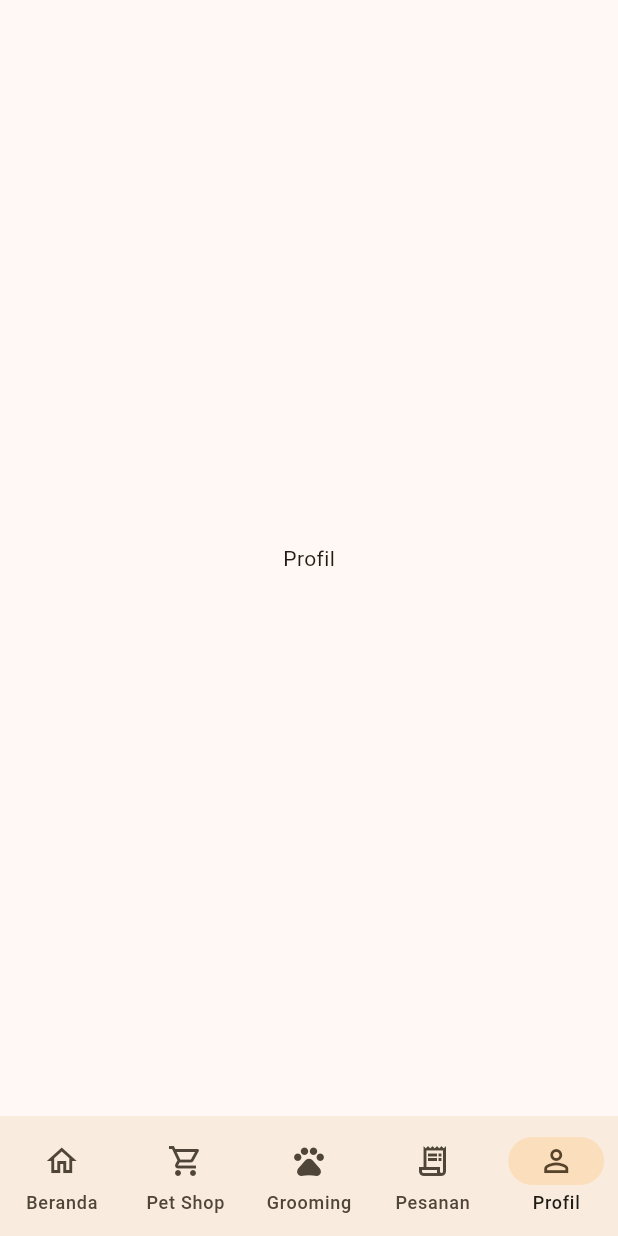
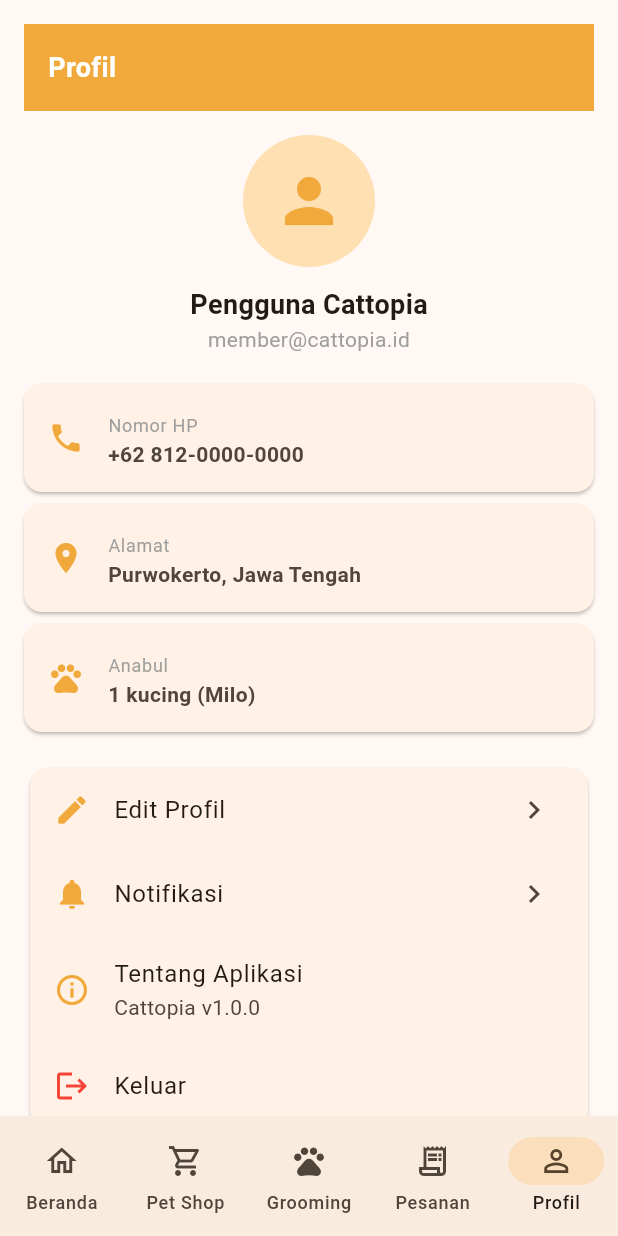
Before and after one commit to UNUGHA-Informatika-26/cattopia, a Flutter app: the screen it shows after launch, item 5 of the bottom bar chosen, on a phone screen of 412 x 824 dp. Run offline on Flutter 3.47's test engine with Material 3 defaults, Android fonts, the phone set to English and light mode, and no system bars.

Commit message:
Lengkapi halaman Pesanan dan Profil

```diff
--- a/lib/cart_page.dart
+++ b/lib/cart_page.dart
@@ -2,6 +2,7 @@
 
 import 'home_page.dart';
 import 'cart.dart';
+import 'orders.dart';
 
 class CartPage extends StatelessWidget {
   const CartPage({super.key});
@@ -81,9 +82,12 @@
                       child: FilledButton(
                         style: FilledButton.styleFrom(backgroundColor: kOrange),
                         onPressed: () {
+                          if (cart.value.isEmpty) return;
+                          addShopOrder(cart.value);
+                          cart.value = [];
                           ScaffoldMessenger.of(context).showSnackBar(
                             const SnackBar(
-                              content: Text('Pembayaran belum aktif'),
+                              content: Text('Pembayaran berhasil, pesanan dibuat'),
                             ),
                           );
                         },
--- a/lib/grooming_detail_page.dart
+++ b/lib/grooming_detail_page.dart
@@ -1,6 +1,7 @@
 import 'package:flutter/material.dart';
 
 import 'home_page.dart';
+import 'orders.dart';
 
 class GroomingPackage {
   final String nama;
@@ -57,6 +58,7 @@
           FilledButton(
             style: FilledButton.styleFrom(backgroundColor: kOrange),
             onPressed: () {
+              addGroomingOrder(widget.paket, tanggal!, jam!);
               Navigator.pop(context);
               Navigator.pop(context);
               ScaffoldMessenger.of(context).showSnackBar(
--- a/lib/main.dart
+++ b/lib/main.dart
@@ -2,6 +2,8 @@
 import 'home_page.dart';
 import 'shop_page.dart';
 import 'grooming_page.dart';
+import 'pesanan_page.dart';
+import 'profil_page.dart';
 
 void main() {
   runApp(const CattopiaApp());
@@ -38,8 +40,8 @@
     HomePage(),
     ShopPage(),
     GroomingPage(),
-    Center(child: Text('Pesanan')),
-    Center(child: Text('Profil')),
+    PesananPage(),
+    ProfilPage(),
   ];
 
   @override
--- /dev/null
+++ b/lib/profil_page.dart
@@ -0,0 +1,105 @@
+import 'package:flutter/material.dart';
+
+import 'home_page.dart';
+
+class ProfilPage extends StatelessWidget {
+  const ProfilPage({super.key});
+
+  @override
+  Widget build(BuildContext context) {
+    return SafeArea(
+      child: ListView(
+        padding: const EdgeInsets.all(16),
+        children: [
+          Container(
+            width: double.infinity,
+            color: kOrange,
+            padding: const EdgeInsets.all(16),
+            child: const Text(
+              'Profil',
+              style: TextStyle(
+                color: Colors.white,
+                fontSize: 18,
+                fontWeight: FontWeight.bold,
+              ),
+            ),
+          ),
+          const SizedBox(height: 16),
+          Center(
+            child: CircleAvatar(
+              radius: 44,
+              backgroundColor: Colors.orange.shade100,
+              child: const Icon(Icons.person, size: 48, color: kOrange),
+            ),
+          ),
+          const SizedBox(height: 12),
+          const Center(
+            child: Text(
+              'Pengguna Cattopia',
+              style: TextStyle(fontSize: 18, fontWeight: FontWeight.bold),
+            ),
+          ),
+          const Center(
+            child: Text(
+              'member@cattopia.id',
+              style: TextStyle(color: Colors.grey),
+            ),
+          ),
+          const SizedBox(height: 20),
+          _infoTile(Icons.phone, 'Nomor HP', '+62 812-0000-0000'),
+          _infoTile(Icons.location_on, 'Alamat', 'Purwokerto, Jawa Tengah'),
+          _infoTile(Icons.pets, 'Anabul', '1 kucing (Milo)'),
+          const SizedBox(height: 12),
+          Card(
+            child: Column(
+              children: [
+                ListTile(
+                  leading: const Icon(Icons.edit, color: kOrange),
+                  title: const Text('Edit Profil'),
+                  trailing: const Icon(Icons.chevron_right),
+                  onTap: () {
+                    ScaffoldMessenger.of(context).showSnackBar(
+                      const SnackBar(content: Text('Fitur edit profil belum aktif')),
+                    );
+                  },
+                ),
+                ListTile(
+                  leading: const Icon(Icons.notifications, color: kOrange),
+                  title: const Text('Notifikasi'),
+                  trailing: const Icon(Icons.chevron_right),
+                  onTap: () {},
+                ),
+                ListTile(
+                  leading: const Icon(Icons.info_outline, color: kOrange),
+                  title: const Text('Tentang Aplikasi'),
+                  subtitle: const Text('Cattopia v1.0.0'),
+                  onTap: () {},
+                ),
+                ListTile(
+                  leading: const Icon(Icons.logout, color: Colors.red),
+                  title: const Text('Keluar'),
+                  onTap: () {
+                    ScaffoldMessenger.of(context).showSnackBar(
+                      const SnackBar(content: Text('Keluar (demo)')),
+                    );
+                  },
+                ),
+              ],
+            ),
+          ),
+        ],
+      ),
+    );
+  }
+
+  Widget _infoTile(IconData icon, String label, String value) {
+    return Card(
+      margin: const EdgeInsets.only(bottom: 8),
+      child: ListTile(
+        leading: Icon(icon, color: kOrange),
+        title: Text(label, style: const TextStyle(fontSize: 12, color: Colors.grey)),
+        subtitle: Text(value, style: const TextStyle(fontWeight: FontWeight.bold)),
+      ),
+    );
+  }
+}
```
Also changed, not shown: lib/orders.dart (added, +72 -0 lines), lib/pesanan_page.dart (added, +177 -0 lines).
